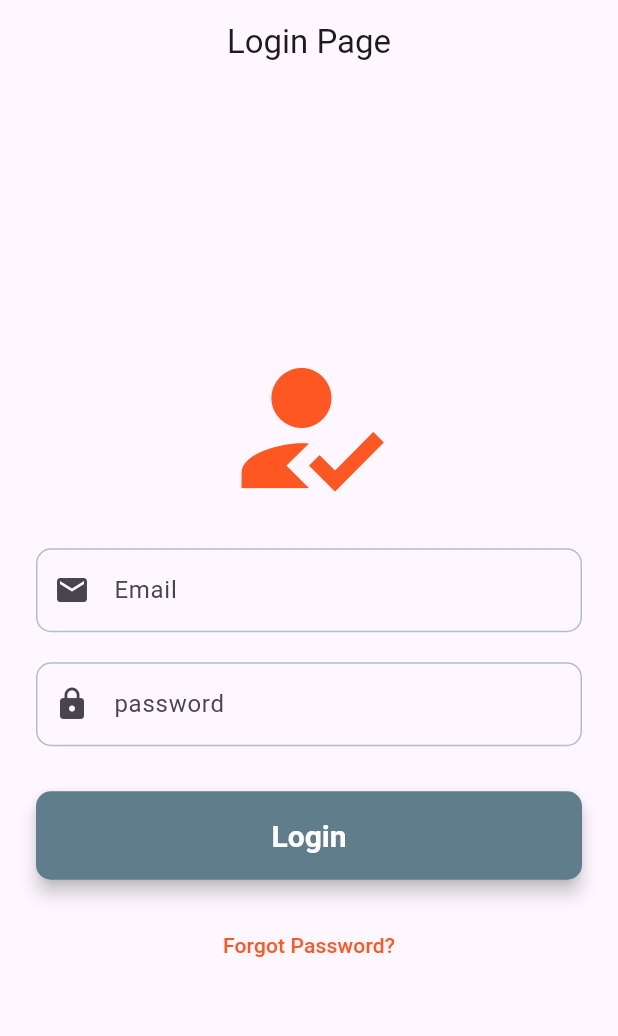
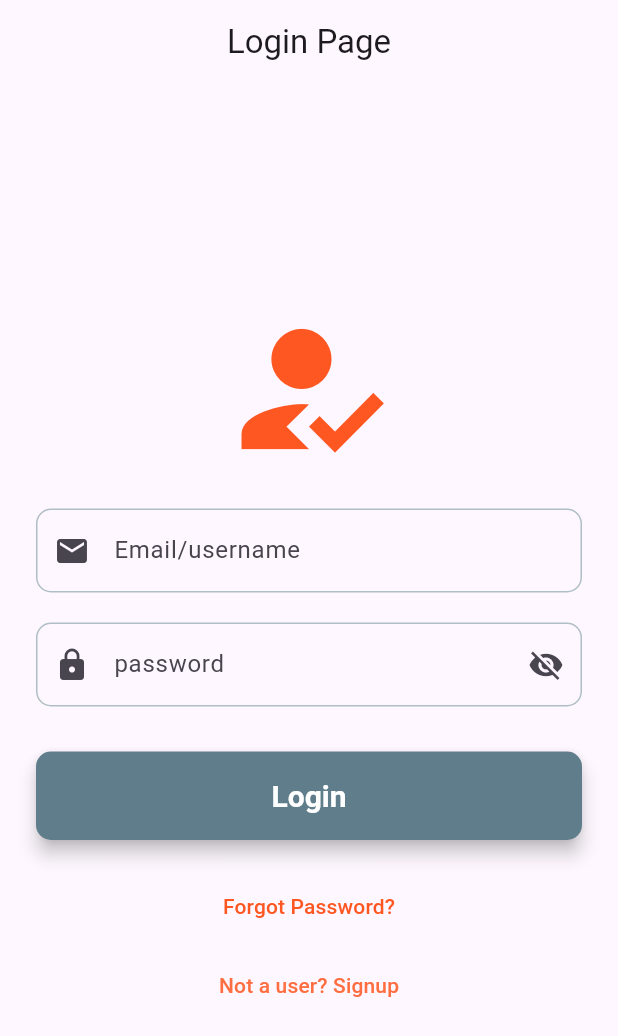
Before and after one commit to barakavic/VentureLedger, a Flutter app: the screen it shows after launch, on a phone screen of 412 x 824 dp. Shown: the top 1036 px of the screen. Run offline on Flutter 3.47's test engine with Material 3 defaults, Android fonts, the phone set to English and light mode, and no system bars.

Commit message:
Made changes to the login UI and added the signUp TextButton and also enabled password visibility toggling

```diff
--- a/VL_FrontEnd/front_end/lib/login_page_ui.dart
+++ b/VL_FrontEnd/front_end/lib/login_page_ui.dart
@@ -19,6 +19,8 @@ class _LoginPageState extends State<LoginPageUI>{
     _passwordController.dispose();
     super.dispose();
   }
+
+  bool _obscurePassword = true;
 
   @override
   Widget build(BuildContext context) {
@@ -48,22 +50,35 @@ class _LoginPageState extends State<LoginPageUI>{
                 controller: _emailController,
                 keyboardType: TextInputType.emailAddress,
                 decoration: const InputDecoration(
-                  labelText: 'Email',
-                  hintText: 'Enter Your Email',
+                  labelText: 'Email/username',
+                  hintText: 'Enter Email or Username',
                   prefixIcon: Icon(Icons.email),
                 ),
               ),
 
+
+
               const SizedBox(
                 height: 20,
               ),
-              TextField(
+              TextFormField(
                 controller: _passwordController,
-                obscureText: true,
-                decoration: const InputDecoration(
+                obscureText: _obscurePassword,
+                decoration: InputDecoration(
                   labelText: 'password',
                   hintText: 'Enter Your Password',
-                  prefixIcon: Icon(Icons.lock),
+                  prefixIcon: const Icon(Icons.lock),
+                  suffixIcon: IconButton(icon: Icon(
+                    _obscurePassword ? Icons.visibility_off : Icons.visibility,
+
+                  ),
+                  onPressed: (){
+                    setState((){
+                      _obscurePassword = !_obscurePassword;
+                    });
+                  },
+                  )
+
                 ),
               ),
 
@@ -88,9 +103,21 @@ class _LoginPageState extends State<LoginPageUI>{
                 ScaffoldMessenger.of(context).showSnackBar(
                   const SnackBar(content: Text('Forgot password tapped')),
                 );
+
               }, child: const Text(
                 'Forgot Password?',
                 style: TextStyle(color: Colors.deepOrange),
+              )),
+              const SizedBox(height: 5),
+
+              TextButton(onPressed: (){
+                  return null;
+              },
+               child: const Text(
+                'Not a user? Signup',
+                style: TextStyle(
+                  color: Colors.deepOrangeAccent,
+                ),
               ))
 
             ],
```
